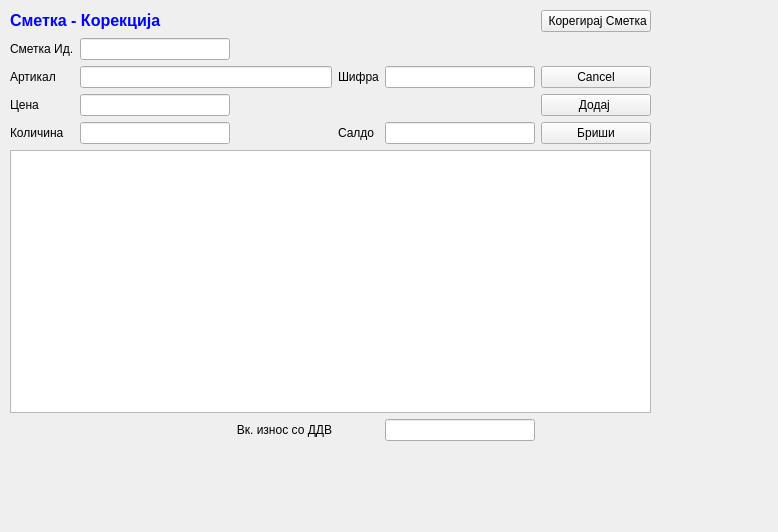
This is sterna/Smetki/smetkikorekcija.ui in srgank/sterna_x as Qt 5 draws it before an edit. The edited form follows.
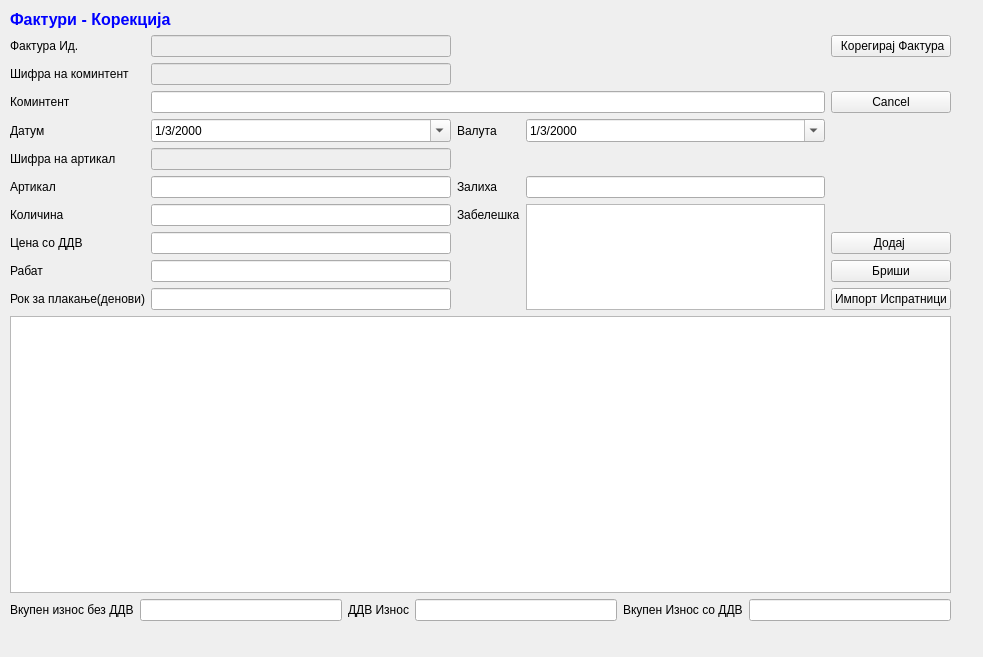
This is the edited form. Icons and pictures are not drawn.

Patch:
```diff
--- a/sterna/Smetki/smetkikorekcija.ui
+++ b/sterna/Smetki/smetkikorekcija.ui
@@ -6,8 +6,8 @@
    <rect>
     <x>0</x>
     <y>0</y>
-    <width>778</width>
-    <height>532</height>
+    <width>983</width>
+    <height>657</height>
    </rect>
   </property>
   <property name="windowTitle">
@@ -18,165 +18,420 @@
     <rect>
      <x>10</x>
      <y>10</y>
-     <width>641</width>
-     <height>431</height>
+     <width>941</width>
+     <height>611</height>
     </rect>
    </property>
    <layout class="QGridLayout" name="gridLayout">
-    <item row="7" column="0" colspan="6">
-     <widget class="QTableView" name="tableView"/>
-    </item>
-    <item row="0" column="5">
-     <widget class="QPushButton" name="pushButton_4">
-      <property name="text">
-       <string> Корегирај Сметка</string>
-      </property>
-      <property name="icon">
-       <iconset>
-        <normaloff>../../../Brisi/sterna/Resources/key_f9.png</normaloff>../../../Brisi/sterna/Resources/key_f9.png</iconset>
-      </property>
-     </widget>
-    </item>
-    <item row="1" column="0">
-     <widget class="QLabel" name="label_7">
-      <property name="text">
-       <string>Сметка Ид.</string>
-      </property>
-     </widget>
-    </item>
     <item row="1" column="1">
-     <widget class="QLineEdit" name="lineEdit_5">
+     <widget class="QLineEdit" name="faktura_id">
+      <property name="enabled">
+       <bool>false</bool>
+      </property>
+      <property name="palette">
+       <palette>
+        <active>
+         <colorrole role="Text">
+          <brush brushstyle="SolidPattern">
+           <color alpha="255">
+            <red>0</red>
+            <green>0</green>
+            <blue>0</blue>
+           </color>
+          </brush>
+         </colorrole>
+        </active>
+        <inactive>
+         <colorrole role="Text">
+          <brush brushstyle="SolidPattern">
+           <color alpha="255">
+            <red>0</red>
+            <green>0</green>
+            <blue>0</blue>
+           </color>
+          </brush>
+         </colorrole>
+        </inactive>
+        <disabled>
+         <colorrole role="Text">
+          <brush brushstyle="SolidPattern">
+           <color alpha="255">
+            <red>0</red>
+            <green>0</green>
+            <blue>255</blue>
+           </color>
+          </brush>
+         </colorrole>
+        </disabled>
+       </palette>
+      </property>
+      <property name="styleSheet">
+       <string notr="true"/>
+      </property>
+     </widget>
+    </item>
+    <item row="6" column="1">
+     <widget class="QLineEdit" name="artikal">
       <property name="enabled">
        <bool>true</bool>
       </property>
       <property name="readOnly">
-       <bool>true</bool>
+       <bool>false</bool>
       </property>
      </widget>
     </item>
-    <item row="0" column="0" colspan="3">
+    <item row="8" column="4">
+     <widget class="QPushButton" name="pushButton_3">
+      <property name="text">
+       <string>Додај </string>
+      </property>
+     </widget>
+    </item>
+    <item row="0" column="0" colspan="2">
      <widget class="QLabel" name="label_4">
       <property name="text">
        <string>&lt;!DOCTYPE HTML PUBLIC &quot;-//W3C//DTD HTML 4.0//EN&quot; &quot;http://www.w3.org/TR/REC-html40/strict.dtd&quot;&gt;
 &lt;html&gt;&lt;head&gt;&lt;meta name=&quot;qrichtext&quot; content=&quot;1&quot; /&gt;&lt;style type=&quot;text/css&quot;&gt;
 p, li { white-space: pre-wrap; }
 &lt;/style&gt;&lt;/head&gt;&lt;body style=&quot; font-family:'MS Shell Dlg 2'; font-size:10pt; font-weight:400; font-style:normal;&quot;&gt;
-&lt;p style=&quot; margin-top:0px; margin-bottom:0px; margin-left:0px; margin-right:0px; -qt-block-indent:0; text-indent:0px;&quot;&gt;&lt;span style=&quot; font-size:12pt; font-weight:600; color:#0000ff;&quot;&gt;Сметка - Корекција&lt;/span&gt;&lt;/p&gt;&lt;/body&gt;&lt;/html&gt;</string>
+&lt;p style=&quot; margin-top:0px; margin-bottom:0px; margin-left:0px; margin-right:0px; -qt-block-indent:0; text-indent:0px;&quot;&gt;&lt;span style=&quot; font-size:12pt; font-weight:600; color:#0000ff;&quot;&gt;Фактури - Корекција&lt;/span&gt;&lt;/p&gt;&lt;/body&gt;&lt;/html&gt;</string>
       </property>
      </widget>
     </item>
-    <item row="8" column="2">
+    <item row="1" column="0">
+     <widget class="QLabel" name="label_7">
+      <property name="text">
+       <string>Фактура Ид.</string>
+      </property>
+     </widget>
+    </item>
+    <item row="1" column="4">
+     <widget class="QPushButton" name="pushButton_4">
+      <property name="text">
+       <string> Корегирај Фактура</string>
+      </property>
+      <property name="icon">
+       <iconset>
+        <normaloff>../../../Brisi/sterna/Resources/key_f9.png</normaloff>../../../Brisi/sterna/Resources/key_f9.png</iconset>
+      </property>
+     </widget>
+    </item>
+    <item row="3" column="0">
      <widget class="QLabel" name="label">
       <property name="text">
-       <string>Вк. износ со ДДВ</string>
+       <string>Коминтент</string>
       </property>
-      <property name="alignment">
-       <set>Qt::AlignRight|Qt::AlignTrailing|Qt::AlignVCenter</set>
-      </property>
      </widget>
     </item>
-    <item row="8" column="4">
-     <widget class="QLineEdit" name="lineEdit">
-      <property name="alignment">
-       <set>Qt::AlignRight|Qt::AlignTrailing|Qt::AlignVCenter</set>
+    <item row="3" column="4">
+     <widget class="QPushButton" name="pushButton_5">
+      <property name="text">
+       <string>Cancel</string>
       </property>
      </widget>
     </item>
-    <item row="2" column="1" colspan="2">
-     <widget class="QLineEdit" name="lineEdit_2">
-      <property name="enabled">
-       <bool>true</bool>
+    <item row="4" column="0">
+     <widget class="QLabel" name="label_2">
+      <property name="text">
+       <string>Датум</string>
       </property>
-      <property name="toolTip">
-       <string>&lt;html&gt;&lt;head/&gt;&lt;body&gt;&lt;p&gt;Притисни ЕНТЕР за да те однесе во листата&lt;/p&gt;&lt;/body&gt;&lt;/html&gt;</string>
-      </property>
-      <property name="readOnly">
-       <bool>false</bool>
-      </property>
      </widget>
     </item>
-    <item row="2" column="0">
+    <item row="6" column="0">
      <widget class="QLabel" name="label_3">
       <property name="text">
        <string>Артикал</string>
       </property>
      </widget>
     </item>
-    <item row="2" column="3">
+    <item row="9" column="0">
      <widget class="QLabel" name="label_9">
       <property name="text">
-       <string>Шифра</string>
+       <string>Рабат</string>
       </property>
      </widget>
     </item>
-    <item row="2" column="4">
-     <widget class="QLineEdit" name="lineEdit_7">
-      <property name="enabled">
-       <bool>true</bool>
-      </property>
-      <property name="toolTip">
-       <string>&lt;html&gt;&lt;head/&gt;&lt;body&gt;&lt;p&gt;Притисни ЕНТЕР за да те однесе во листата&lt;/p&gt;&lt;/body&gt;&lt;/html&gt;</string>
-      </property>
-      <property name="readOnly">
-       <bool>true</bool>
-      </property>
-     </widget>
+    <item row="9" column="1">
+     <widget class="QLineEdit" name="rabat"/>
     </item>
-    <item row="2" column="5">
-     <widget class="QPushButton" name="pushButton_5">
+    <item row="9" column="4">
+     <widget class="QPushButton" name="pushButton_6">
       <property name="text">
-       <string>Cancel</string>
+       <string>Бриши</string>
       </property>
      </widget>
     </item>
-    <item row="3" column="1">
-     <widget class="QLineEdit" name="lineEdit_3"/>
-    </item>
-    <item row="3" column="0">
-     <widget class="QLabel" name="label_5">
-      <property name="text">
-       <string>Цена</string>
-      </property>
-     </widget>
+    <item row="11" column="0" colspan="5">
+     <widget class="QTableView" name="tableView"/>
     </item>
     <item row="4" column="1">
-     <widget class="QLineEdit" name="lineEdit_4"/>
+     <widget class="QDateTimeEdit" name="dateTimeDatum">
+      <property name="date">
+       <date>
+        <year>2000</year>
+        <month>3</month>
+        <day>1</day>
+       </date>
+      </property>
+      <property name="displayFormat">
+       <string>d/M/yyyy</string>
+      </property>
+      <property name="calendarPopup">
+       <bool>true</bool>
+      </property>
+     </widget>
     </item>
-    <item row="4" column="0">
-     <widget class="QLabel" name="label_6">
+    <item row="10" column="1">
+     <widget class="QLineEdit" name="rok_za_plakanje_denovi"/>
+    </item>
+    <item row="10" column="0">
+     <widget class="QLabel" name="label_10">
       <property name="text">
-       <string>Количина</string>
+       <string>Рок за плакање(денови)</string>
+      </property>
+     </widget>
+    </item>
+    <item row="10" column="4">
+     <widget class="QPushButton" name="pushButtonA">
+      <property name="text">
+       <string>Импорт Испратници</string>
+      </property>
+     </widget>
+    </item>
+    <item row="3" column="1" colspan="3">
+     <widget class="QLineEdit" name="komintent">
+      <property name="enabled">
+       <bool>true</bool>
+      </property>
+      <property name="toolTip">
+       <string>&lt;html&gt;&lt;head/&gt;&lt;body&gt;&lt;p&gt;Притисни ЕНТЕР за да те однесе во листата&lt;/p&gt;&lt;/body&gt;&lt;/html&gt;</string>
+      </property>
+      <property name="readOnly">
+       <bool>false</bool>
       </property>
      </widget>
     </item>
     <item row="4" column="3">
+     <widget class="QDateTimeEdit" name="dateTimeValuta">
+      <property name="date">
+       <date>
+        <year>2000</year>
+        <month>3</month>
+        <day>1</day>
+       </date>
+      </property>
+      <property name="displayFormat">
+       <string>d/M/yyyy</string>
+      </property>
+      <property name="calendarPopup">
+       <bool>true</bool>
+      </property>
+     </widget>
+    </item>
+    <item row="4" column="2">
+     <widget class="QLabel" name="label_12">
+      <property name="text">
+       <string>Валута</string>
+      </property>
+     </widget>
+    </item>
+    <item row="7" column="2">
+     <widget class="QLabel" name="label_11">
+      <property name="text">
+       <string>Забелешка</string>
+      </property>
+     </widget>
+    </item>
+    <item row="6" column="2">
      <widget class="QLabel" name="label_8">
       <property name="text">
-       <string>Салдо</string>
+       <string>Залиха</string>
       </property>
      </widget>
     </item>
-    <item row="4" column="4">
-     <widget class="QLineEdit" name="lineEdit_6">
+    <item row="6" column="3">
+     <widget class="QLineEdit" name="zaliha"/>
+    </item>
+    <item row="7" column="3" rowspan="4">
+     <widget class="QTextEdit" name="zabeleska"/>
+    </item>
+    <item row="8" column="1">
+     <widget class="QLineEdit" name="cena_so_ddv"/>
+    </item>
+    <item row="7" column="1">
+     <widget class="QLineEdit" name="kolicina"/>
+    </item>
+    <item row="8" column="0">
+     <widget class="QLabel" name="label_5">
+      <property name="text">
+       <string>Цена со ДДВ</string>
+      </property>
+     </widget>
+    </item>
+    <item row="7" column="0">
+     <widget class="QLabel" name="label_6">
+      <property name="text">
+       <string>Количина</string>
+      </property>
+     </widget>
+    </item>
+    <item row="12" column="0" colspan="5">
+     <layout class="QGridLayout" name="gridLayout_2">
+      <item row="0" column="0">
+       <widget class="QLabel" name="label_13">
+        <property name="text">
+         <string>Вкупен износ без ДДВ</string>
+        </property>
+       </widget>
+      </item>
+      <item row="0" column="1">
+       <widget class="QLineEdit" name="vk_iznos_bez_ddv">
+        <property name="readOnly">
+         <bool>true</bool>
+        </property>
+       </widget>
+      </item>
+      <item row="0" column="2">
+       <widget class="QLabel" name="label_14">
+        <property name="text">
+         <string>ДДВ Износ</string>
+        </property>
+       </widget>
+      </item>
+      <item row="0" column="3">
+       <widget class="QLineEdit" name="vk_ddv_iznos">
+        <property name="readOnly">
+         <bool>true</bool>
+        </property>
+       </widget>
+      </item>
+      <item row="0" column="4">
+       <widget class="QLabel" name="label_15">
+        <property name="text">
+         <string>Вкупен Износ со ДДВ</string>
+        </property>
+       </widget>
+      </item>
+      <item row="0" column="5">
+       <widget class="QLineEdit" name="vk_iznos_so_ddv">
+        <property name="readOnly">
+         <bool>true</bool>
+        </property>
+       </widget>
+      </item>
+     </layout>
+    </item>
+    <item row="2" column="0">
+     <widget class="QLabel" name="label_16">
+      <property name="text">
+       <string>Шифра на коминтент</string>
+      </property>
+     </widget>
+    </item>
+    <item row="5" column="0">
+     <widget class="QLabel" name="label_17">
+      <property name="text">
+       <string>Шифра на артикал</string>
+      </property>
+     </widget>
+    </item>
+    <item row="2" column="1">
+     <widget class="QLineEdit" name="sifra_komintent">
+      <property name="enabled">
+       <bool>false</bool>
+      </property>
+      <property name="palette">
+       <palette>
+        <active>
+         <colorrole role="Text">
+          <brush brushstyle="SolidPattern">
+           <color alpha="255">
+            <red>0</red>
+            <green>0</green>
+            <blue>0</blue>
+           </color>
+          </brush>
+         </colorrole>
+        </active>
+        <inactive>
+         <colorrole role="Text">
+          <brush brushstyle="SolidPattern">
+           <color alpha="255">
+            <red>0</red>
+            <green>0</green>
+            <blue>0</blue>
+           </color>
+          </brush>
+         </colorrole>
+        </inactive>
+        <disabled>
+         <colorrole role="Text">
+          <brush brushstyle="SolidPattern">
+           <color alpha="255">
+            <red>0</red>
+            <green>0</green>
+            <blue>255</blue>
+           </color>
+          </brush>
+         </colorrole>
+        </disabled>
+       </palette>
+      </property>
+      <property name="styleSheet">
+       <string notr="true"/>
+      </property>
+     </widget>
+    </item>
+    <item row="5" column="1">
+     <widget class="QLineEdit" name="sifra_artikal">
+      <property name="enabled">
+       <bool>false</bool>
+      </property>
+      <property name="palette">
+       <palette>
+        <active>
+         <colorrole role="Text">
+          <brush brushstyle="SolidPattern">
+           <color alpha="255">
+            <red>0</red>
+            <green>0</green>
+            <blue>0</blue>
+           </color>
+          </brush>
+         </colorrole>
+        </active>
+        <inactive>
+         <colorrole role="Text">
+          <brush brushstyle="SolidPattern">
+           <color alpha="255">
+            <red>0</red>
+            <green>0</green>
+            <blue>0</blue>
+           </color>
+          </brush>
+         </colorrole>
+        </inactive>
+        <disabled>
+         <colorrole role="Text">
+          <brush brushstyle="SolidPattern">
+           <color alpha="255">
+            <red>0</red>
+            <green>0</green>
+            <blue>255</blue>
+           </color>
+          </brush>
+         </colorrole>
+        </disabled>
+       </palette>
+      </property>
+      <property name="styleSheet">
+       <string notr="true"/>
+      </property>
       <property name="readOnly">
        <bool>true</bool>
       </property>
      </widget>
     </item>
-    <item row="3" column="5">
-     <widget class="QPushButton" name="pushButton_3">
-      <property name="text">
-       <string>Додај </string>
-      </property>
-     </widget>
-    </item>
-    <item row="4" column="5">
-     <widget class="QPushButton" name="pushButton_6">
-      <property name="text">
-       <string>Бриши</string>
-      </property>
-     </widget>
-    </item>
    </layout>
   </widget>
  </widget>
```
Left out of the diff: 29 changed lines with no effect on the pictures.
